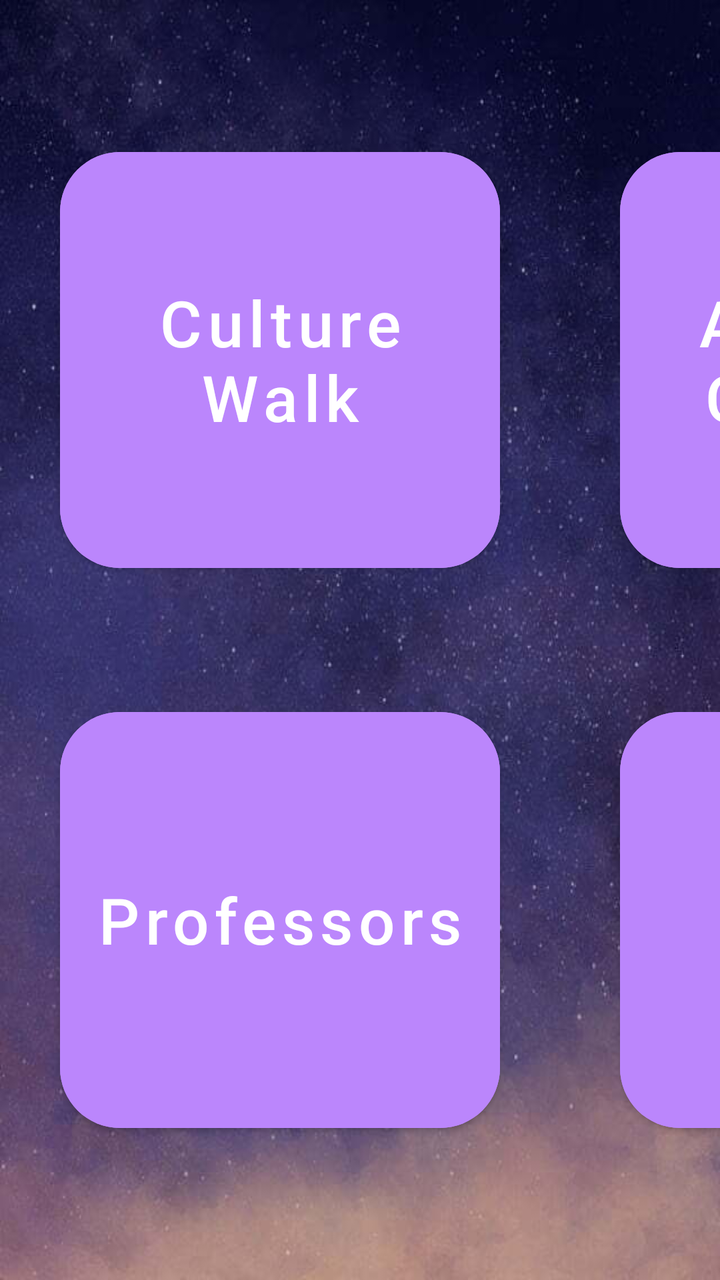
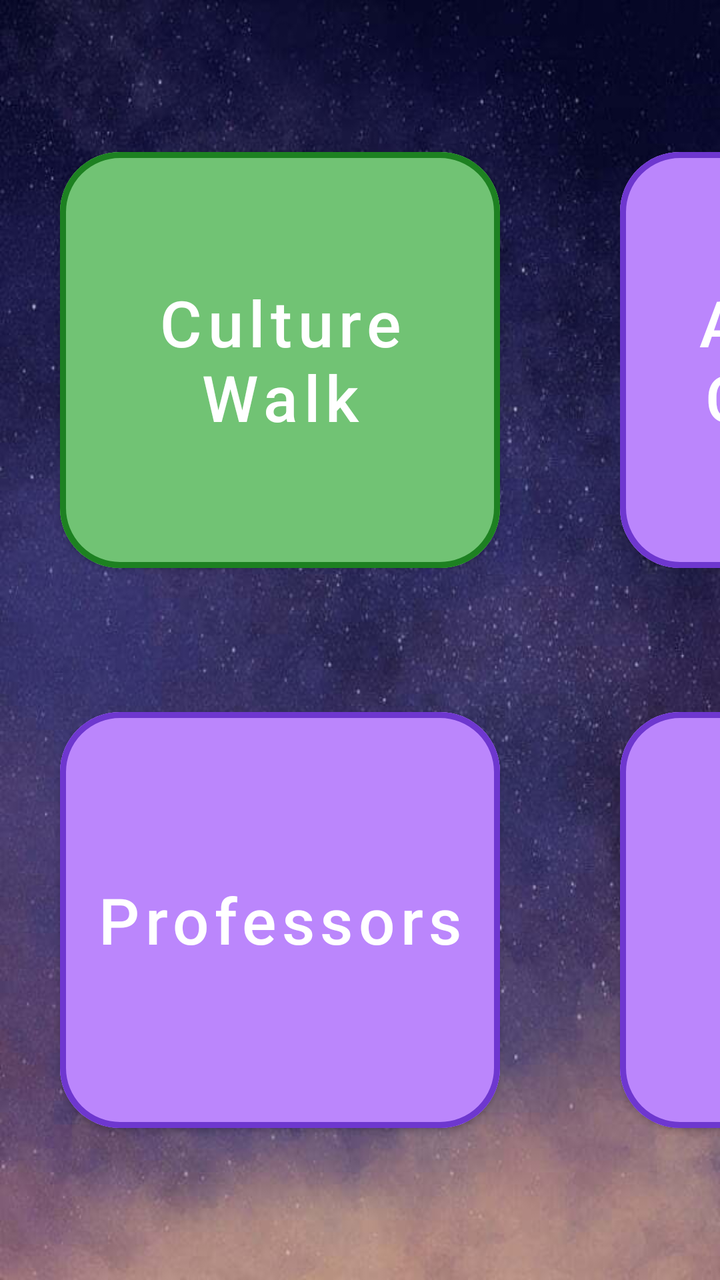

Two renders of the same Android screen: before a commit and after it. Below are the layout's source before the change and the commit's diff.
<!-- AndroidManifest.xml: application theme Theme.TemiTour -->
<!-- res/layout/activity_main.xml -->
<?xml version="1.0" encoding="utf-8"?>
<androidx.constraintlayout.widget.ConstraintLayout xmlns:android="http://schemas.android.com/apk/res/android"
    xmlns:app="http://schemas.android.com/apk/res-auto"
    xmlns:tools="http://schemas.android.com/tools"
    android:layout_width="match_parent"
    android:layout_height="match_parent"
    android:background="@drawable/starnight"
    tools:context=".MainActivity">

    <TableLayout
        android:layout_width="wrap_content"
        android:layout_height="wrap_content"
        app:layout_constraintBottom_toBottomOf="parent"
        app:layout_constraintEnd_toEndOf="parent"
        app:layout_constraintStart_toStartOf="parent"
        app:layout_constraintTop_toTopOf="parent">

        <TableRow
            android:layout_width="match_parent"
            android:layout_height="match_parent" >

            <Button
                android:id="@+id/tour_button"
                android:text="@string/culture_walk"
                app:cornerRadius="30dp"
                style="@style/dashboard_button" />

            <Button
                android:id="@+id/courses_button"
                android:text="@string/courses"
                app:cornerRadius="30dp"
                style="@style/dashboard_button" />

            <Button
                android:id="@+id/events_button"
                android:text="@string/events"
                app:cornerRadius="30dp"
                style="@style/dashboard_button" />

            <Button
                android:id="@+id/info_button"
                style="@style/dashboard_button"
                android:text="@string/info"
                app:cornerRadius="30dp" />
        </TableRow>

        <TableRow
            android:layout_width="match_parent"
            android:layout_height="match_parent" >

            <Button
                android:id="@+id/professors_button"
                style="@style/dashboard_button"
                android:text="@string/professors"
                app:cornerRadius="30dp" />

            <Button
                android:id="@+id/alumni_button"
                style="@style/dashboard_button"
                android:text="@string/alumni"
                app:cornerRadius="30dp" />

            <Button
                android:id="@+id/news_button"
                style="@style/dashboard_button"
                android:text="@string/news"
                app:cornerRadius="30dp" />

            <Button
                android:id="@+id/leave_feedback_button"
                android:text="Leave Feedback"
                app:cornerRadius="30dp"
                style="@style/dashboard_button" />

        </TableRow>

    </TableLayout>

</androidx.constraintlayout.widget.ConstraintLayout>
<!-- resources referenced by this layout -->
<resources>
  <!-- drawable starnight: jpg bitmap (drawable, 50831 bytes) -->
  <string name="alumni">Alumni</string>
  <string name="courses">Africana Courses</string>
  <string name="culture_walk">Culture Walk</string>
  <string name="events">Africana Events</string>
  <string name="info">Info</string>
  <string name="news">News</string>
  <string name="professors">Professors</string>
  <style name="dashboard_button">
          <item name="android:layout_width">220dp</item>
          <item name="android:layout_height">220dp</item>
          <item name="android:layout_gravity">center_vertical</item>
          <item name="android:layout_margin">30dp</item>
          <item name="android:backgroundTint">@color/purple_200</item>
          <item name="android:textAllCaps">false</item>
          <item name="android:textSize">32dp</item>
      </style>
  <style name="Theme.TemiTour" parent="Theme.MaterialComponents.DayNight.DarkActionBar">
          
          <item name="colorPrimary">@color/purple_500</item>
          <item name="colorPrimaryVariant">@color/purple_700</item>
          <item name="colorOnPrimary">@color/white</item>
          
          <item name="colorSecondary">@color/teal_200</item>
          <item name="colorSecondaryVariant">@color/teal_700</item>
          <item name="colorOnSecondary">@color/black</item>
          
          <item name="android:statusBarColor" tools:targetApi="l">?attr/colorPrimaryVariant</item>
          
          <item name="buttonBarNegativeButtonStyle">@style/NegativeButtonStyle</item>
          <item name="buttonBarPositiveButtonStyle">@style/PositiveButtonStyle</item>
      </style>
  <color name="purple_200">#FFBB86FC</color>
  <color name="purple_500">#FF6200EE</color>
  <color name="purple_700">#FF3700B3</color>
  <color name="white">#FFFFFFFF</color>
  <color name="teal_200">#FF03DAC5</color>
  <color name="teal_700">#FF018786</color>
  <color name="black">#FF000000</color>
  <style name="NegativeButtonStyle" parent="Widget.AppCompat.Button.ButtonBar.AlertDialog">
          <item name="android:textColor">@color/dark_red</item>
      </style>
  <style name="PositiveButtonStyle" parent="Widget.AppCompat.Button.ButtonBar.AlertDialog">
          <item name="android:textColor">@color/bright_green</item>
      </style>
  <color name="dark_red">#BD1D1D</color>
  <color name="bright_green">#FF0CD337</color>
</resources>

<!-- the commit's change to res/layout/activity_main.xml (unified diff, before → after) -->
@@ -21,27 +21,36 @@
 
             <Button
                 android:id="@+id/tour_button"
+                style="@style/dashboard_button"
+                android:backgroundTint="#71C374"
                 android:text="@string/culture_walk"
                 app:cornerRadius="30dp"
-                style="@style/dashboard_button" />
+                app:strokeColor="#1D8121"
+                app:strokeWidth="3dp" />
 
             <Button
                 android:id="@+id/courses_button"
+                style="@style/dashboard_button"
                 android:text="@string/courses"
                 app:cornerRadius="30dp"
-                style="@style/dashboard_button" />
+                app:strokeColor="#6E37CF"
+                app:strokeWidth="3dp" />
 
             <Button
                 android:id="@+id/events_button"
+                style="@style/dashboard_button"
                 android:text="@string/events"
                 app:cornerRadius="30dp"
-                style="@style/dashboard_button" />
+                app:strokeColor="#6E37CF"
+                app:strokeWidth="3dp" />
 
             <Button
                 android:id="@+id/info_button"
                 style="@style/dashboard_button"
                 android:text="@string/info"
-                app:cornerRadius="30dp" />
+                app:cornerRadius="30dp"
+                app:strokeColor="#6E37CF"
+                app:strokeWidth="3dp" />
         </TableRow>
 
         <TableRow
@@ -52,25 +61,33 @@
                 android:id="@+id/professors_button"
                 style="@style/dashboard_button"
                 android:text="@string/professors"
-                app:cornerRadius="30dp" />
+                app:cornerRadius="30dp"
+                app:strokeColor="#6E37CF"
+                app:strokeWidth="3dp" />
 
             <Button
                 android:id="@+id/alumni_button"
                 style="@style/dashboard_button"
                 android:text="@string/alumni"
-                app:cornerRadius="30dp" />
+                app:cornerRadius="30dp"
+                app:strokeColor="#6E37CF"
+                app:strokeWidth="3dp" />
 
             <Button
                 android:id="@+id/news_button"
                 style="@style/dashboard_button"
                 android:text="@string/news"
-                app:cornerRadius="30dp" />
+                app:cornerRadius="30dp"
+                app:strokeColor="#6E37CF"
+                app:strokeWidth="3dp" />
 
             <Button
                 android:id="@+id/leave_feedback_button"
+                style="@style/dashboard_button"
                 android:text="Leave Feedback"
                 app:cornerRadius="30dp"
-                style="@style/dashboard_button" />
+                app:strokeColor="#6E37CF"
+                app:strokeWidth="3dp" />
 
         </TableRow>
 
